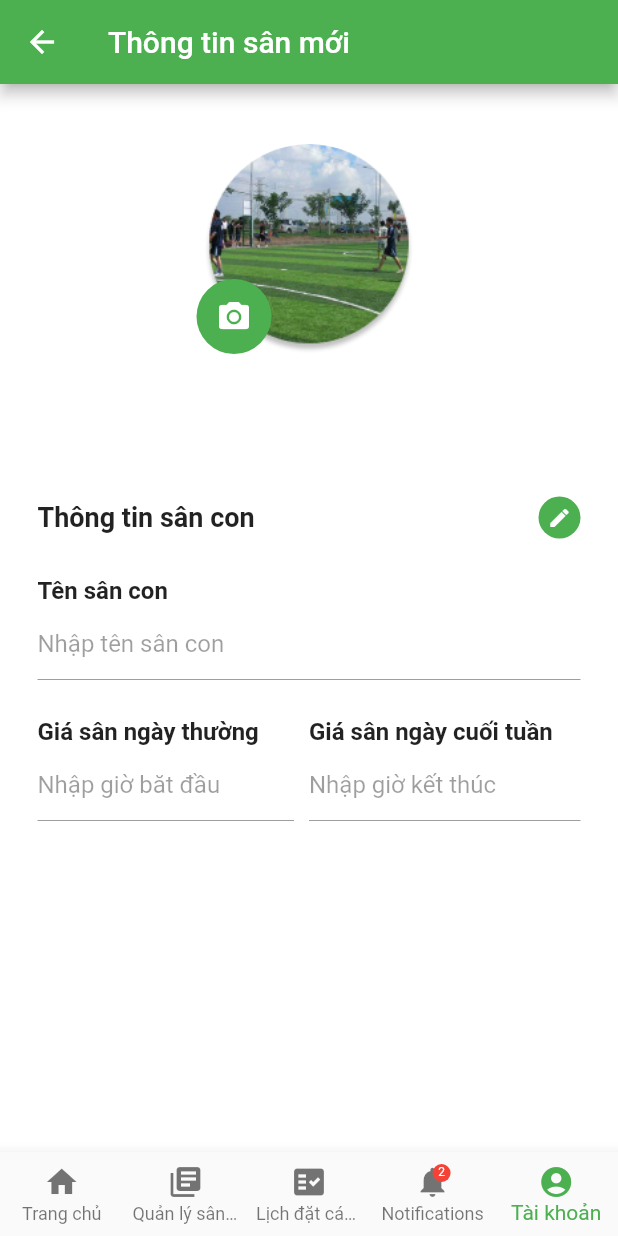
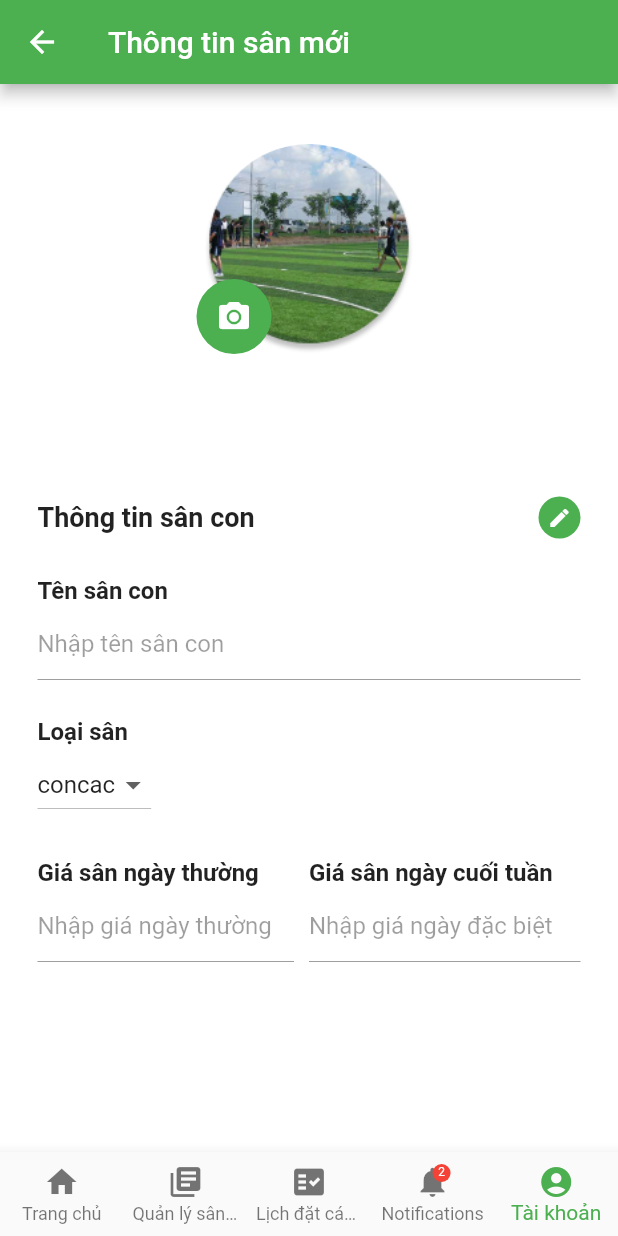
Before and after one commit to longdaungo/adminBookingPitch, a Flutter app: the SonPage screen opened by its route, on a phone screen of 412 x 824 dp. Run offline on Flutter 3.47's test engine with Material 2 defaults, Android fonts, the phone set to English and light mode, and no system bars.

Commit message:
Implement dropdown select type pitch

```diff
--- a/host_booking_pitch/lib/home_screen/addDetailPitch/son_pitch.dart
+++ b/host_booking_pitch/lib/home_screen/addDetailPitch/son_pitch.dart
@@ -11,6 +11,7 @@ class SonPage extends StatefulWidget {
 class MapScreenState extends State<SonPage>
     with SingleTickerProviderStateMixin {
   bool _status = true;
+  String? _selectedType = "concac";
   final FocusNode myFocusNode = FocusNode();
 
   @override
@@ -156,6 +157,51 @@ class MapScreenState extends State<SonPage>
                               left: 25.0, right: 25.0, top: 25.0),
                           child: new Row(
                             mainAxisSize: MainAxisSize.max,
+                            children: <Widget>[
+                              new Column(
+                                mainAxisAlignment: MainAxisAlignment.start,
+                                mainAxisSize: MainAxisSize.min,
+                                children: <Widget>[
+                                  new Text(
+                                    'Loại sân',
+                                    style: TextStyle(
+                                        fontSize: 16.0,
+                                        fontWeight: FontWeight.bold),
+                                  ),
+                                ],
+                              ),
+                            ],
+                          )),
+                      Padding(
+                          padding: EdgeInsets.only(
+                              left: 25.0, right: 25.0, top: 2.0),
+                          child: new Row(
+                            mainAxisSize: MainAxisSize.max,
+                            children: <Widget>[
+                              new Flexible(
+                                child: new DropdownButton<String>(
+                                  value: _selectedType,
+                                  items: <String>['cailon', 'concac', 'vubu', 'ditbu'].map((String value) {
+                                    return DropdownMenuItem<String>(
+                                      value: value,
+                                      child: Text(value),
+                                    );
+                                  }).toList(),
+                                  onChanged: (String? val) {
+                                    _selectedType = val;
+                                    setState(() {
+                                      _selectedType = val;
+                                    });
+                                  },
+                                ),
+                              ),
+                            ],
+                          )),
+                      Padding(
+                          padding: EdgeInsets.only(
+                              left: 25.0, right: 25.0, top: 25.0),
+                          child: new Row(
+                            mainAxisSize: MainAxisSize.max,
                             mainAxisAlignment: MainAxisAlignment.start,
                             children: <Widget>[
                               Expanded(
@@ -194,7 +240,7 @@ class MapScreenState extends State<SonPage>
                                   padding: EdgeInsets.only(right: 10.0),
                                   child: new TextField(
                                     decoration: const InputDecoration(
-                                        hintText: "Nhập giờ băt đầu"),
+                                        hintText: "Nhập giá ngày thường"),
                                     enabled: !_status,
                                   ),
                                 ),
@@ -203,7 +249,7 @@ class MapScreenState extends State<SonPage>
                               Flexible(
                                 child: new TextField(
                                   decoration: const InputDecoration(
-                                      hintText: "Nhập giờ kết thúc"),
+                                      hintText: "Nhập giá ngày đặc biệt"),
                                   enabled: !_status,
                                 ),
                                 flex: 2,
```
